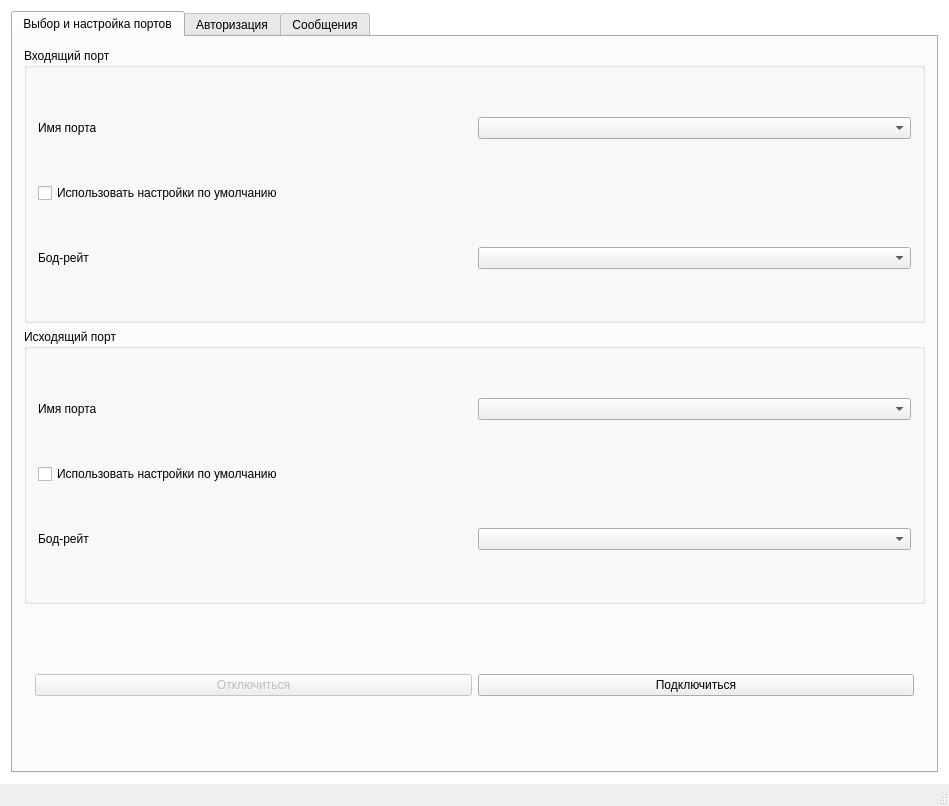
Before: the Qt Designer form app/sitcw.ui in OverLucker/SiTCW, drawn with Qt 5.
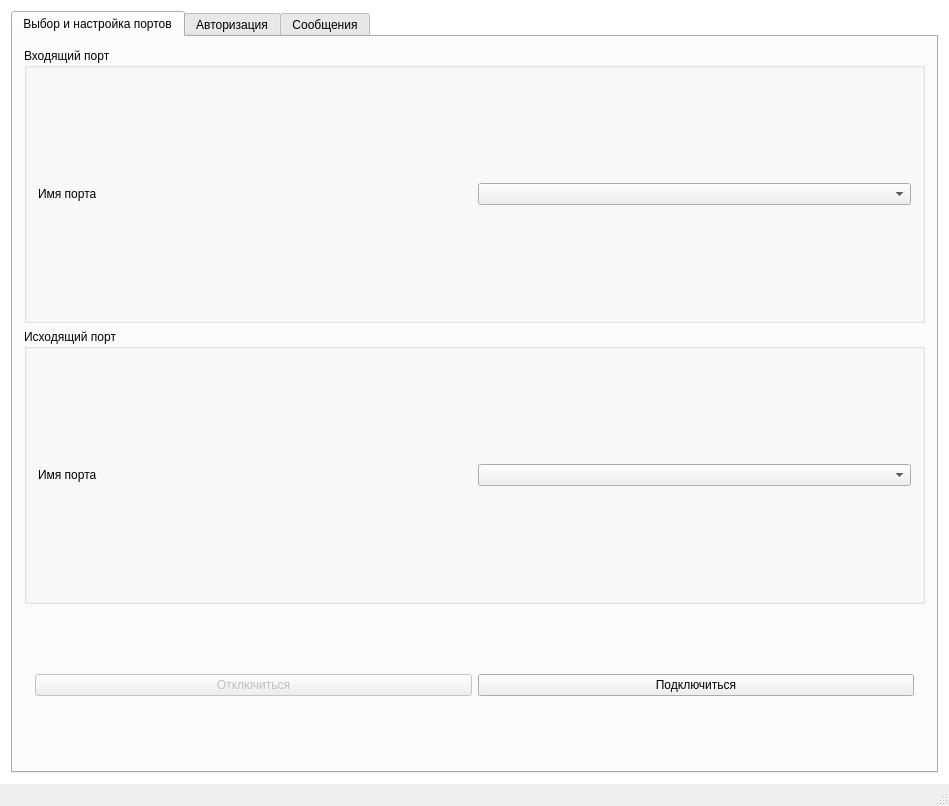
After: the same form once the commit is applied.

What changed in the file:
```diff
--- a/app/sitcw.ui
+++ b/app/sitcw.ui
@@ -91,23 +91,6 @@
            <item row="0" column="1">
             <widget class="QComboBox" name="netInputPortOut"/>
            </item>
-           <item row="1" column="0">
-            <widget class="QCheckBox" name="cbPortInDefaults">
-             <property name="text">
-              <string>Использовать настройки по умолчанию</string>
-             </property>
-            </widget>
-           </item>
-           <item row="2" column="0">
-            <widget class="QLabel" name="lbPortInBaudRate">
-             <property name="text">
-              <string>Бод-рейт</string>
-             </property>
-            </widget>
-           </item>
-           <item row="2" column="1">
-            <widget class="QComboBox" name="cbPortInBaudRate"/>
-           </item>
           </layout>
          </widget>
         </item>
@@ -127,23 +110,6 @@
            <item row="0" column="1">
             <widget class="QComboBox" name="netInputPortIn"/>
            </item>
-           <item row="1" column="0">
-            <widget class="QCheckBox" name="cbPortOutDefaults">
-             <property name="text">
-              <string>Использовать настройки по умолчанию</string>
-             </property>
-            </widget>
-           </item>
-           <item row="2" column="0">
-            <widget class="QLabel" name="lbPortOutBaudRate">
-             <property name="text">
-              <string>Бод-рейт</string>
-             </property>
-            </widget>
-           </item>
-           <item row="2" column="1">
-            <widget class="QComboBox" name="cbPortOutBaudRate"/>
-           </item>
           </layout>
          </widget>
         </item>
```
